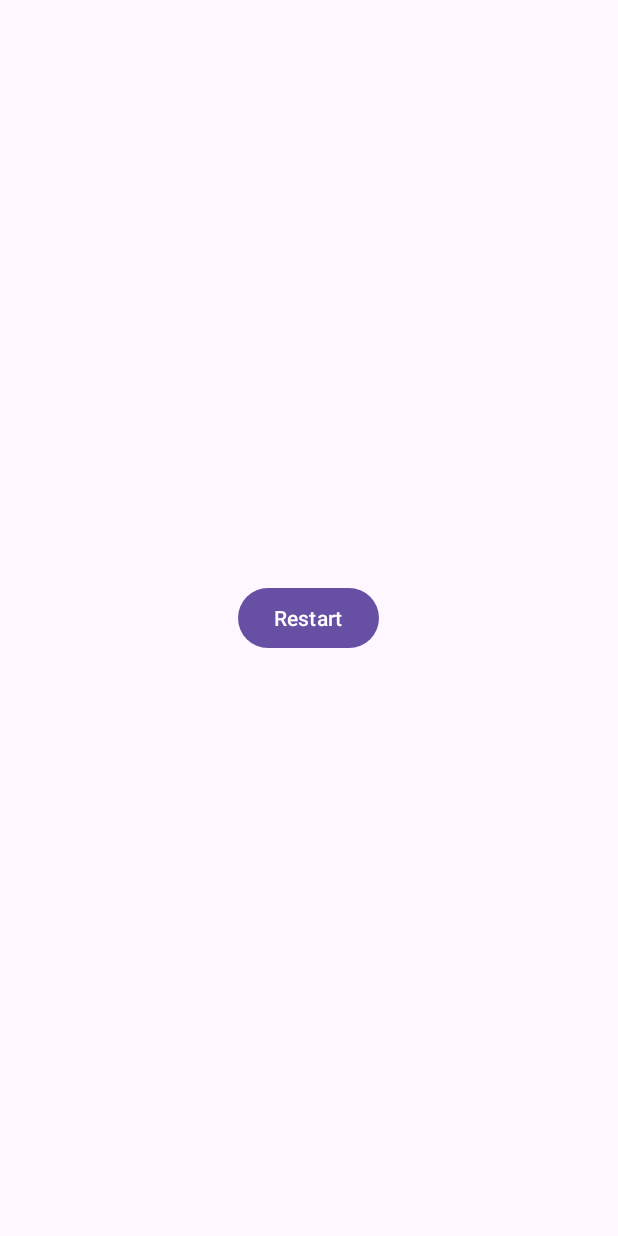
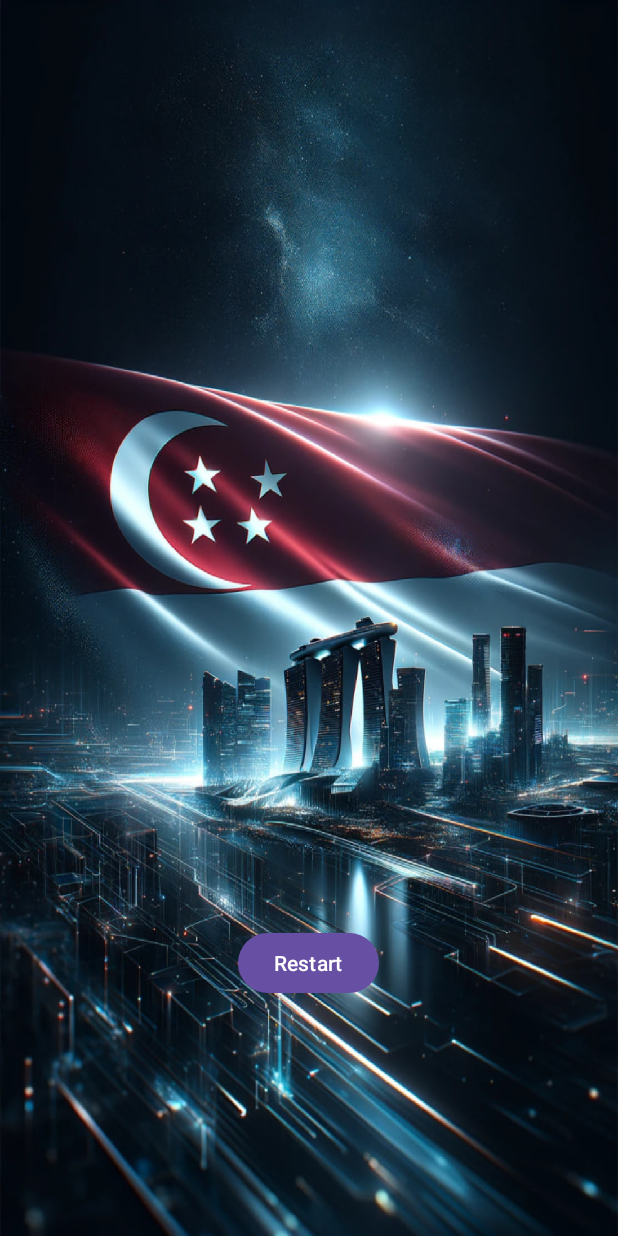
Before and after one commit to JJSeah/Android-Game, an Android app: the EndGameActivity screen opened directly, with no data from a screen before it, on a phone screen of 412 x 824 dp. Run offline under Robolectric (Android 15) with nearby library versions, the phone set to English and light mode, and no system bars.

Commit message:
update background images

```diff
--- a/app/src/main/java/com/example/cs206/Bullet.java
+++ b/app/src/main/java/com/example/cs206/Bullet.java
@@ -34,7 +34,7 @@ public class Bullet {
     }
 
     public void draw(Canvas canvas, Paint paint) {
-        paint.setColor(Color.BLACK); // Change this line
+        paint.setColor(Color.WHITE); // Change this line
         canvas.drawCircle(x, y, 10, paint);
     }
 
--- a/app/src/main/java/com/example/cs206/EndGameActivity.java
+++ b/app/src/main/java/com/example/cs206/EndGameActivity.java
@@ -1,18 +1,32 @@
 package com.example.cs206;
 
+import android.content.Context;
 import android.content.Intent;
+import android.graphics.Bitmap;
+import android.graphics.BitmapFactory;
 import android.os.Bundle;
+import android.util.DisplayMetrics;
 import android.view.View;
 import android.widget.Button;
+import android.widget.ImageView;
+import android.widget.RelativeLayout;
 
 import androidx.appcompat.app.AppCompatActivity;
 
 public class EndGameActivity extends AppCompatActivity {
 
+    private ImageView backgroundImageView;
+
     @Override
     protected void onCreate(Bundle savedInstanceState) {
         super.onCreate(savedInstanceState);
         setContentView(R.layout.activity_end_game);
+
+        // Reference to the background ImageView
+        backgroundImageView = (ImageView) findViewById(R.id.backgroundImageView);
+
+        // Set the scaled bitmap as background
+        setBackground();
 
         Button restartButton = (Button) findViewById(R.id.restartButton);
         restartButton.setOnClickListener(new View.OnClickListener() {
@@ -23,5 +37,31 @@ public class EndGameActivity extends AppCompatActivity {
                 finish();
             }
         });
+
+        // Calculate the top margin to position the button at the third quarter of the screen height
+        DisplayMetrics displayMetrics = new DisplayMetrics();
+        getWindowManager().getDefaultDisplay().getMetrics(displayMetrics);
+        int screenHeight = displayMetrics.heightPixels;
+        int topMargin = (int) (screenHeight * 0.75);
+
+        // Set the parameters for the button
+        RelativeLayout.LayoutParams layoutParams = (RelativeLayout.LayoutParams) restartButton.getLayoutParams();
+        layoutParams.addRule(RelativeLayout.CENTER_HORIZONTAL);
+        layoutParams.topMargin = topMargin;
+        restartButton.setLayoutParams(layoutParams);
+    }
+
+    private void setBackground() {
+        // Get the size of the screen
+        DisplayMetrics metrics = getResources().getDisplayMetrics();
+        int screenWidth = metrics.widthPixels;
+        int screenHeight = metrics.heightPixels;
+
+        // Load and scale the background to fit the screen
+        Bitmap originalBackground = BitmapFactory.decodeResource(getResources(), R.drawable.sg_3);
+        Bitmap background = Bitmap.createScaledBitmap(originalBackground, screenWidth, screenHeight, false);
+
+        // Set the scaled bitmap as the source for the ImageView
+        backgroundImageView.setImageBitmap(background);
     }
 }
--- a/app/src/main/java/com/example/cs206/GameView.java
+++ b/app/src/main/java/com/example/cs206/GameView.java
@@ -42,7 +42,7 @@ public class GameView extends SurfaceView implements SurfaceHolder.Callback {
         int screenHeight = metrics.heightPixels;
 
         // Load and scale the background to fit the screen
-        Bitmap originalBackground = BitmapFactory.decodeResource(getResources(), R.drawable.sg);
+        Bitmap originalBackground = BitmapFactory.decodeResource(getResources(), R.drawable.sg_2);
         background = Bitmap.createScaledBitmap(originalBackground, screenWidth,  (int)(screenHeight*0.75), false);
 
         // Initialize the CountDownTimer
--- a/app/src/main/java/com/example/cs206/Player.java
+++ b/app/src/main/java/com/example/cs206/Player.java
@@ -51,7 +51,7 @@ public class Player {
         this.scheduler = Executors.newScheduledThreadPool(1);
 
         // Load the player image
-        playerImage = BitmapFactory.decodeResource(res, R.drawable.jet);
+        playerImage = BitmapFactory.decodeResource(res, R.drawable.spaceship);
         playerImage = Bitmap.createScaledBitmap(playerImage, (int) (2 * radius), (int) (2 * radius), false);
     }
     public void takeDamage(int damage) {
--- a/app/src/main/res/layout/activity_end_game.xml
+++ b/app/src/main/res/layout/activity_end_game.xml
@@ -5,11 +5,16 @@
     android:layout_height="match_parent"
     tools:context=".EndGameActivity">
 
+    <ImageView
+        android:id="@+id/backgroundImageView"
+        android:layout_width="match_parent"
+        android:layout_height="match_parent"
+        android:scaleType="centerCrop" />
+
     <Button
         android:id="@+id/restartButton"
         android:layout_width="wrap_content"
         android:layout_height="wrap_content"
-        android:text="Restart"
-        android:layout_centerInParent="true" />
+        android:text="Restart" />
 
 </RelativeLayout>
```
Also changed, not shown: app/src/main/res/drawable/sg_1.jpg (added), app/src/main/res/drawable/sg_2.jpg (added), app/src/main/res/drawable/sg_3.jpg (added), app/src/main/res/drawable/spaceship.png (added).
